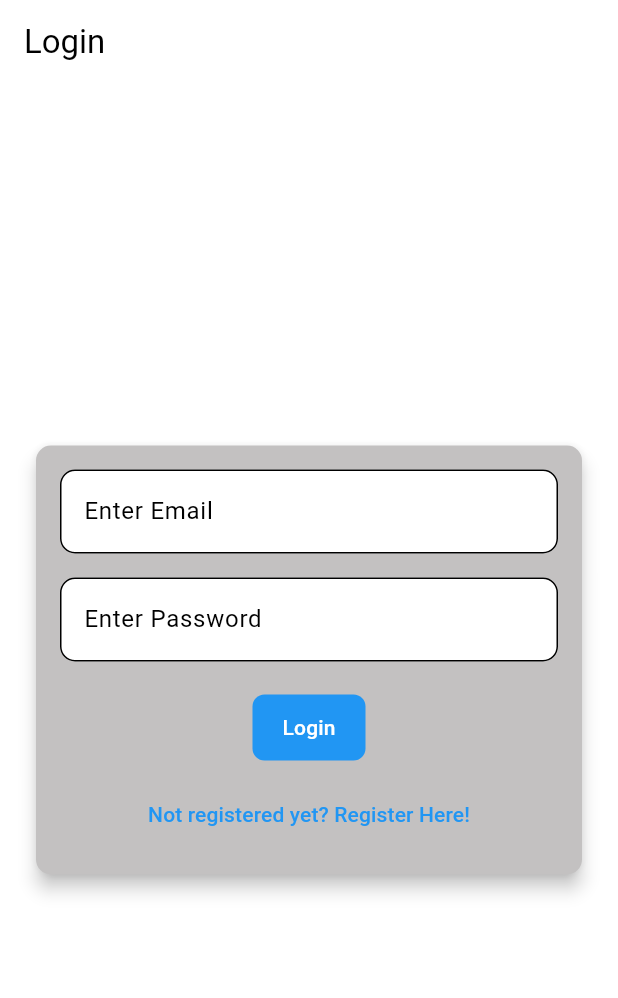
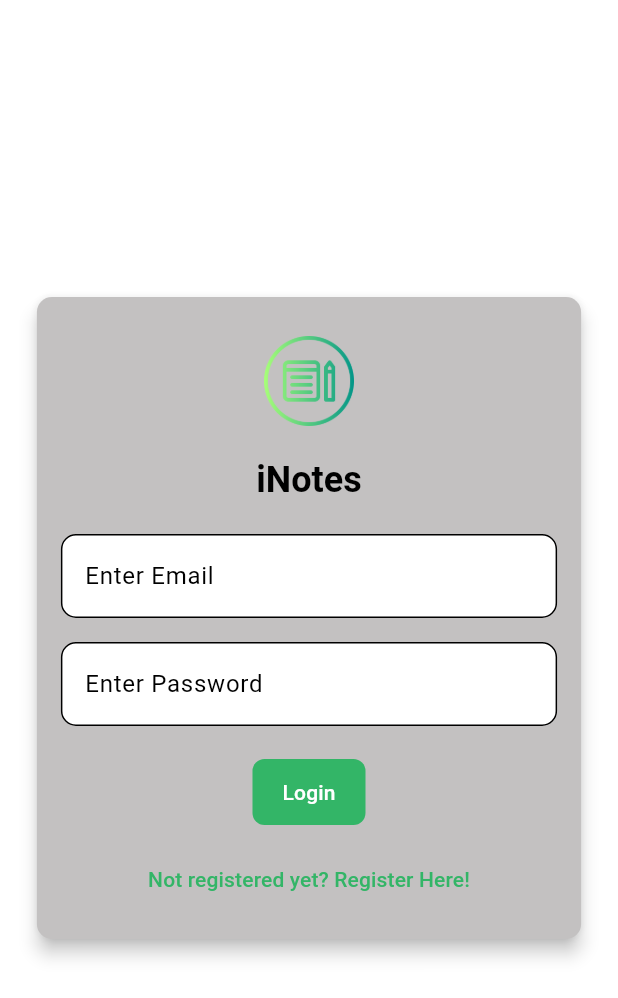
Before and after one commit to owolagbadavid/inotes, a Flutter app: the screen it shows after launch, on a phone screen of 412 x 824 dp. Shown: the top 998 px of the screen. Run offline on Flutter 3.47's test engine with Material 3 defaults, Android fonts, the phone set to English and light mode, and no system bars; our stand-ins replace cloud_firestore, firebase_auth, firebase_core, flutter_bloc, flutter_slidable, share_plus; accounts and stored records are empty.

Commit message:
broke bloc

```diff
--- a/lib/main.dart
+++ b/lib/main.dart
@@ -15,19 +15,20 @@ void main() async {
   WidgetsFlutterBinding.ensureInitialized();
 
   runApp(
-    MultiBlocProvider(
-      providers: [
-        BlocProvider(
-          create: (context) =>
-              AuthenticationBloc(), // Inject your AuthenticationBloc here
-        ),
-      ],
-      child: MaterialApp(
+    MaterialApp(
       title: 'Flutter Demo',
       theme: lightTheme,
       darkTheme: darkTheme,
       themeMode: ThemeMode.system, //
-        home: const HomePage(),
+      home: MultiBlocProvider(
+        providers: [
+          BlocProvider(
+            create: (context) => AuthenticationBloc(
+                FirebaseAuthProvider()), // Inject your AuthenticationBloc here
+          ),
+        ],
+        child: const HomePage(),
+      ),
       routes: {
         loginRoute: (context) => const LoginView(),
         registerRoute: (context) => const RegisterView(),
@@ -35,7 +36,6 @@ void main() async {
         verifyEmailRoute: (context) => const VerfyEmailView(),
         createOrUpdateNoteRoute: (context) => const CreateUpdateNoteView(),
       },
-      ),
     ),
   );
 }
@@ -45,36 +45,24 @@ class HomePage extends StatelessWidget {
 
   @override
   Widget build(BuildContext context) {
-    return FutureBuilder(
-      future: () async {
-        await AuthService.firebase().init();
+    context.read<AuthenticationBloc>().add(AuthEventInitialize());
 
-        // await FirebaseAuth.instance.useAuthEmulator('localhost', 9099);
-      }(),
-      builder: (context, snapShot) {
-        switch (snapShot.connectionState) {
-          case ConnectionState.waiting:
-            return const Center(
+    return BlocBuilder<AuthenticationBloc, AuthenticationState>(
+        builder: (context, state) {
+      if (state is AuthLoggedOutState) {
+        return const LoginView();
+      } else if (state is AuthenticationSuccessState) {
+        return const NotesView();
+      } else if (state is AuthenticationNeedsVerificationState) {
+        return const VerfyEmailView();
+      } else {
+        return const Scaffold(
+          body: Center(
             child: CircularProgressIndicator(),
-            );
-          case ConnectionState.done:
-            final user = AuthService.firebase().currentUser;
-
-            if (user == null) {
-              return const LoginView();
-            } else if (user.isEmailVerified) {
-              return const NotesView();
-            } else {
-              return const VerfyEmailView();
-            }
-
-          default:
-            return const Center(
-              child: Text("Error"),
+          ),
         );
       }
-      },
-    );
+    });
   }
 }
 
--- a/lib/services/auth/auth_bloc.dart
+++ b/lib/services/auth/auth_bloc.dart
@@ -1,87 +1,38 @@
 part of 'auth_service.dart';
-
-abstract class AuthenticationState {
-  const AuthenticationState();
-
-  List<Object?> get props => [];
-}
-
-class AuthenticationInitialState extends AuthenticationState {}
-
-class AuthenticationLoadingState extends AuthenticationState {
-  final bool isLoading;
-
-  AuthenticationLoadingState({required this.isLoading});
-}
-
-class AuthenticationSuccessState extends AuthenticationState {
-  final AuthUser? user;
-
-  const AuthenticationSuccessState(this.user);
-  @override
-  List<Object?> get props => [user];
-}
-
-class AuthenticationFailureState extends AuthenticationState {
-  final String errorMessage;
-
-  const AuthenticationFailureState(this.errorMessage);
-
-  @override
-  List<Object> get props => [errorMessage];
-}
-
-class LogoutConfirmationState extends AuthenticationState {}
-
-abstract class AuthenticationEvent {
-  const AuthenticationEvent();
-
-  List<Object> get props => [];
-}
-
-class SignUpUser extends AuthenticationEvent {
-  final String email;
-  final String password;
-
-  const SignUpUser(this.email, this.password);
-
-  @override
-  List<Object> get props => [email, password];
-}
-
-class SendEmailVerification extends AuthenticationEvent {}
-
-class LoginUser extends AuthenticationEvent {
-  final String email;
-  final String password;
-
-  const LoginUser(this.email, this.password);
-
-  @override
-  List<Object> get props => [email, password];
-}
-
-class SignOut extends AuthenticationEvent {}
-
-class ConfirmLogoutRequested extends AuthenticationEvent {}
 
 class AuthenticationBloc
     extends Bloc<AuthenticationEvent, AuthenticationState> {
-  AuthenticationBloc() : super(AuthenticationInitialState()) {
+  AuthenticationBloc(AuthProvider provider)
+      : super(AuthenticationInitialState()) {
     on<AuthenticationEvent>((event, emit) {});
 
-    on<ConfirmLogoutRequested>((event, emit) {
-      // Emit a state that tells the UI to show the confirmation dialog
-      emit(LogoutConfirmationState());
+    on<AuthEventInitialize>((event, emit) async {
+      await provider.init();
+
+      final user = provider.currentUser;
+
+      if (user == null) {
+        emit(AuthLoggedOutState());
+      } else if (user.isEmailVerified) {
+        emit(AuthenticationSuccessState(user));
+      } else {
+        emit(const AuthenticationNeedsVerificationState());
+      }
     });
 
     on<SignUpUser>((event, emit) async {
       emit(AuthenticationLoadingState(isLoading: true));
       try {
-        await AuthService.firebase()
-            .createUser(email: event.email, password: event.password);
+        final user = await provider.createUser(
+          email: event.email,
+          password: event.password,
+        );
 
-        emit(AuthenticationSuccessState(AuthService.firebase().currentUser));
+        if (user.isEmailVerified == false) {
+          emit(const AuthenticationNeedsVerificationState());
+        } else {
+          emit(AuthenticationSuccessState(user));
+        }
       } on WeakPasswordAuthException {
         emit(const AuthenticationFailureState('Weak Password'));
       } on InvalidEmailAuthException {
@@ -91,15 +42,20 @@ class AuthenticationBloc
       } on EmailAlreadyInUseAuthException {
         emit(const AuthenticationFailureState('Email Already In Use'));
       }
-      emit(AuthenticationLoadingState(isLoading: false));
+      // emit(AuthenticationLoadingState(isLoading: false));
     });
 
     on<LoginUser>((event, emit) async {
       emit(AuthenticationLoadingState(isLoading: true));
       try {
-        await AuthService.firebase()
-            .login(email: event.email, password: event.password);
-        emit(AuthenticationSuccessState(AuthService.firebase().currentUser));
+        final user =
+            await provider.login(email: event.email, password: event.password);
+
+        if (user.isEmailVerified == false) {
+          emit(const AuthenticationNeedsVerificationState());
+        } else {
+          emit(AuthenticationSuccessState(user));
+        }
       } on WrongPasswordAuthException {
         emit(const AuthenticationFailureState('Wrong Password'));
       } on UserNotFoundAuthException {
@@ -109,35 +65,32 @@ class AuthenticationBloc
       } on GenericAuthException {
         emit(const AuthenticationFailureState('An Error Occurred'));
       }
-      emit(AuthenticationLoadingState(isLoading: false));
     });
 
     on<SignOut>((event, emit) async {
       emit(AuthenticationLoadingState(isLoading: true));
       try {
-        await AuthService.firebase().logout();
-        emit(const AuthenticationSuccessState(null));
+        await provider.logout();
+        emit(AuthLoggedOutState());
       } on UserNotLoggedInAuthException {
         emit(const AuthenticationFailureState('User Not Logged In'));
       } on GenericAuthException {
         emit(const AuthenticationFailureState('An Error Occurred'));
       }
-      emit(AuthenticationLoadingState(isLoading: false));
+      // emit(AuthenticationLoadingState(isLoading: false));
     });
 
     on<SendEmailVerification>((event, emit) async {
       try {
         emit(AuthenticationLoadingState(isLoading: true));
-        await AuthService.firebase().sendEmailVerification();
+        await provider.sendEmailVerification();
 
-        emit(AuthenticationSuccessState(AuthService.firebase().currentUser));
+        emit(const AuthenticationNeedsVerificationState());
       } on TooManyRequestsAuthException {
         emit(const AuthenticationFailureState('Too Many Requests'));
       } on GenericAuthException {
         emit(const AuthenticationFailureState('An Error Occurred'));
-      } finally {
-        emit(AuthenticationLoadingState(isLoading: false));
-      }
+      } finally {}
     });
   }
 }
--- /dev/null
+++ b/lib/services/auth/auth_event.dart
@@ -0,0 +1,35 @@
+part of 'auth_service.dart';
+
+abstract class AuthenticationEvent {
+  const AuthenticationEvent();
+
+  List<Object> get props => [];
+}
+
+class SignUpUser extends AuthenticationEvent {
+  final String email;
+  final String password;
+
+  const SignUpUser(this.email, this.password);
+
+  @override
+  List<Object> get props => [email, password];
+}
+
+class SendEmailVerification extends AuthenticationEvent {}
+
+class LoginUser extends AuthenticationEvent {
+  final String email;
+  final String password;
+
+  const LoginUser(this.email, this.password);
+
+  @override
+  List<Object> get props => [email, password];
+}
+
+class SignOut extends AuthenticationEvent {}
+
+class ConfirmLogoutRequested extends AuthenticationEvent {}
+
+class AuthEventInitialize extends AuthenticationEvent {}
--- a/lib/services/auth/auth_service.dart
+++ b/lib/services/auth/auth_service.dart
@@ -12,6 +12,8 @@ part 'auth_provider.dart';
 part 'auth_user.dart';
 part 'firebase_auth_provider.dart';
 part 'auth_bloc.dart';
+part 'auth_state.dart';
+part 'auth_event.dart';
 
 class AuthService implements AuthProvider {
   final AuthProvider provider;
--- /dev/null
+++ b/lib/services/auth/auth_state.dart
@@ -0,0 +1,40 @@
+part of 'auth_service.dart';
+
+abstract class AuthenticationState {
+  const AuthenticationState();
+
+  List<Object?> get props => [];
+}
+
+class AuthenticationInitialState extends AuthenticationState {}
+
+class AuthenticationLoadingState extends AuthenticationState {
+  final bool isLoading;
+
+  AuthenticationLoadingState({required this.isLoading});
+}
+
+class AuthenticationSuccessState extends AuthenticationState {
+  final AuthUser? user;
+
+  const AuthenticationSuccessState(this.user);
+  @override
+  List<Object?> get props => [user];
+}
+
+class AuthenticationFailureState extends AuthenticationState {
+  final String errorMessage;
+
+  const AuthenticationFailureState(this.errorMessage);
+
+  @override
+  List<Object> get props => [errorMessage];
+}
+
+class AuthenticationNeedsVerificationState extends AuthenticationState {
+  const AuthenticationNeedsVerificationState();
+}
+
+class AuthLoggedOutState extends AuthenticationState {}
+
+class LogoutConfirmationState extends AuthenticationState {}
--- a/lib/styles/styles.dart
+++ b/lib/styles/styles.dart
@@ -5,8 +5,8 @@ final lightTheme = ThemeData(
   primarySwatch: Colors.blue,
   cardColor: const Color.fromARGB(255, 195, 193, 193), // Light grey background
   colorScheme: const ColorScheme.light(
-    primary: Colors.blue,
-    secondary: Colors.blueAccent,
+    primary: Color.fromRGBO(51, 181, 103, 1),
+    secondary: Colors.tealAccent,
     error: Color(0xFFFE4A49), // Custom error color
     onError: Colors.white,
   ),
@@ -23,7 +23,7 @@ final darkTheme = ThemeData(
   primarySwatch: Colors.blue,
   cardColor: const Color(0xFF333333), // Dark background for cards
   colorScheme: const ColorScheme.dark(
-    primary: Colors.teal,
+    primary: Color.fromRGBO(51, 181, 103, 1),
     secondary: Colors.tealAccent,
     error: Color(0xFFFF6961), // Custom error color for dark mode
     onError: Colors.black, // Text/icon color for error states in dark mode
--- a/lib/utils/dialogs/generic_dialog.dart
+++ b/lib/utils/dialogs/generic_dialog.dart
@@ -83,7 +83,7 @@ Future<T?> showIos<T>({
             child: Text(
               optionTitle,
               style: TextStyle(
-                color: optionColors[optionTitle] ?? CupertinoColors.activeBlue,
+                color: optionColors[optionTitle],
               ),
             ),
           );
@@ -126,7 +126,7 @@ Future<T?> showDefault<T>({
             child: Text(
               optionTitle,
               style: TextStyle(
-                color: optionColors[optionTitle] ?? CupertinoColors.activeBlue,
+                color: optionColors[optionTitle],
               ),
             ),
           );
--- a/lib/views/login_view.dart
+++ b/lib/views/login_view.dart
@@ -37,35 +37,27 @@ class _LoginViewState extends State<LoginView> {
   @override
   Widget build(BuildContext context) {
     return Scaffold(
-      appBar: AppBar(
-        title: const Text(
-          "Login",
-        ),
-      ),
+      // appBar: AppBar(
+      //   title: const Text(
+      //     "Login",
+      //   ),
+      // ),
       body: BlocConsumer<AuthenticationBloc, AuthenticationState>(
         listener: (context, state) {
           if (state is AuthenticationFailureState) {
             showErrorDialog(context, state.errorMessage);
-          } else if (state is AuthenticationSuccessState) {
-            if (state.user?.isEmailVerified ?? false) {
-              Navigator.pushNamedAndRemoveUntil(
-                context,
-                notesRoute,
-                (route) => false,
-              );
-            } else {
-              Navigator.pushNamedAndRemoveUntil(
-                context,
-                verifyEmailRoute,
-                (route) => false,
-              );
-            }
           }
         },
         builder: (context, state) {
+          return LayoutBuilder(builder: (context, constraints) {
+            double maxWidth = constraints.maxWidth < 600
+                ? constraints.maxWidth * 0.9 // For small screens
+                : 400; // For larger screens,
             return Center(
               child: Padding(
                 padding: const EdgeInsets.all(20.0),
+                child: SizedBox(
+                  width: maxWidth,
                   child: Card(
                     color: Theme.of(context).cardColor,
                     elevation: 5,
@@ -77,6 +69,23 @@ class _LoginViewState extends State<LoginView> {
                       child: Column(
                         mainAxisSize: MainAxisSize.min,
                         children: [
+                          Image.asset(
+                            'assets/images/notes.png', // Path to your logo
+                            height: 80, // Adjust the size as needed
+                          ),
+                          const SizedBox(height: 10),
+                          Center(
+                            child: Text(
+                              'iNotes',
+                              style: Theme.of(context)
+                                  .textTheme
+                                  .headlineSmall
+                                  ?.copyWith(
+                                    fontWeight: FontWeight.bold,
+                                  ),
+                            ),
+                          ),
+                          const SizedBox(height: 20),
                           TextField(
                             controller: _email,
                             keyboardType: TextInputType.emailAddress,
@@ -152,14 +161,17 @@ class _LoginViewState extends State<LoginView> {
                               Navigator.pushNamedAndRemoveUntil(
                                   context, registerRoute, (route) => false),
                             },
-                        child: const Text('Not registered yet? Register Here!'),
+                            child: const Text(
+                                'Not registered yet? Register Here!'),
                           ),
                         ],
                       ),
                     ),
                   ),
                 ),
+              ),
             );
+          });
         },
       ),
     );
--- a/pubspec.yaml
+++ b/pubspec.yaml
@@ -46,6 +46,7 @@ dependencies:
   sqlite_async: ^0.9.0
   flutter_slidable_plus: ^0.1.0
   flutter_slidable: ^3.1.1
+  share_plus: ^10.1.2
 
 dev_dependencies:
   flutter_test:
@@ -64,6 +65,9 @@ dev_dependencies:
 
 # The following section is specific to Flutter packages.
 flutter:
+  assets:
+    - assets/images/logo.png
+    - assets/images/notes.png
 
   # The following line ensures that the Material Icons font is
   # included with your application, so that you can use the icons in
```
Also changed, not shown: lib/utils/dialogs/cannot_share_empty_note_dialog.dart (added, +11 -0 lines), lib/views/notes/create_update_note_view.dart (+26 -0 lines), lib/views/notes/notes_view.dart (+15 -24 lines), lib/views/register_view.dart (+34 -9 lines), lib/views/verify_email_view.dart (+1 -7 lines), assets/images/logo.png (added), assets/images/notes.png (added), pubspec.lock, 1 other file. Lines whose indentation alone changed are shown as unchanged.
